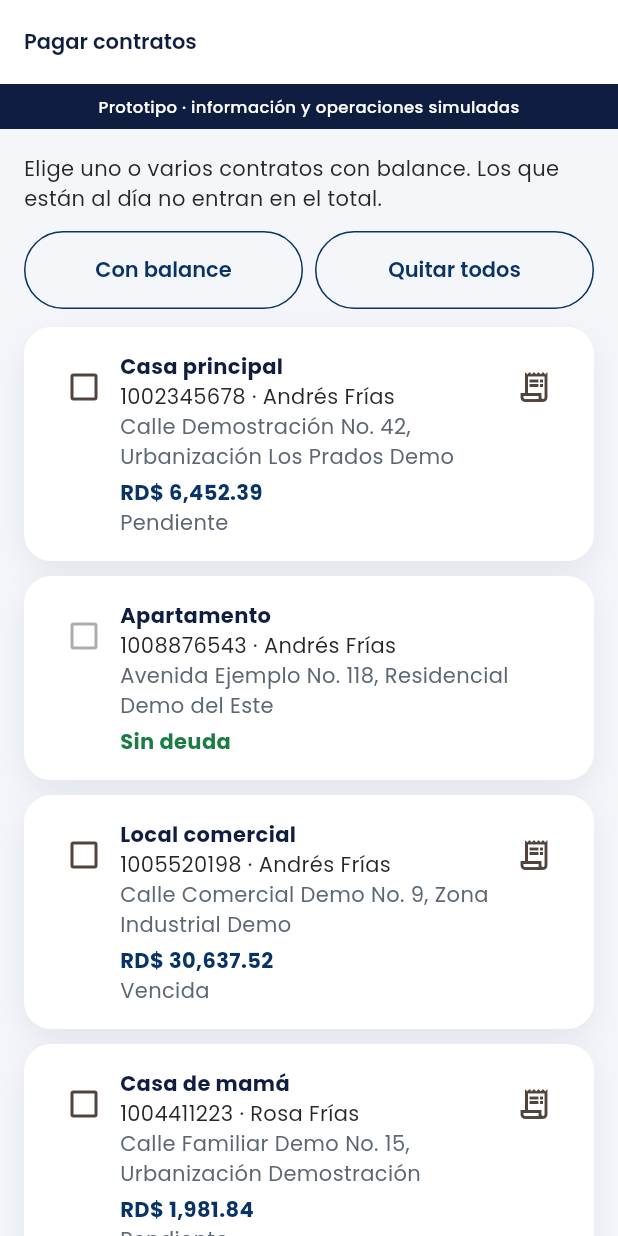
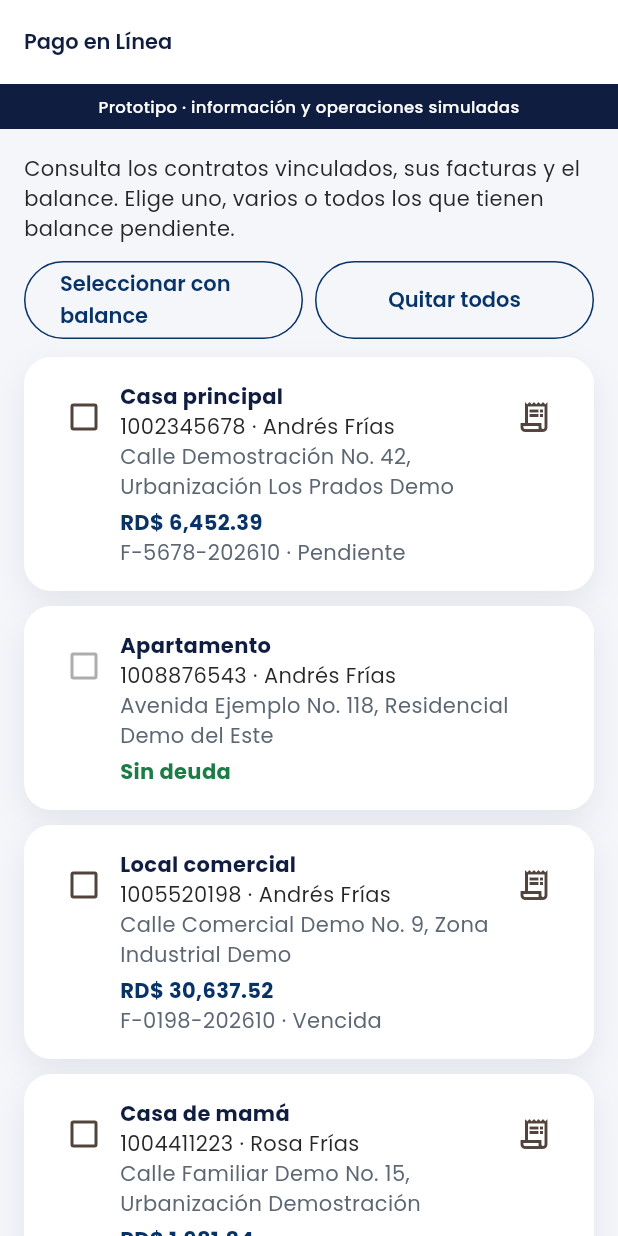
Before and after one commit to SentenciaSQL/edesur-app, a Flutter app: the MultiPaymentScreen screen opened by its route, on a phone screen of 412 x 824 dp. Run offline on Flutter 3.47's test engine with Material 3 defaults, Android fonts, the phone set to English and light mode, and no system bars; our stand-ins replace dio, fl_chart, flutter_riverpod, go_router, image_picker, pdf and 2 more; accounts and stored records are empty.

Commit message:
Dejar el suministro en solo lectura y priorizar Pago en Línea.
El alias es el único dato editable del contrato y se guarda en el dispositivo. El centro de accesos rápidos abre con Pago en Línea para pagar uno o varios contratos con tarjeta.

Co-authored-by: Andrés Frías <afriasdev@gmail.com>

```diff
--- a/lib/core/constants/app_constants.dart
+++ b/lib/core/constants/app_constants.dart
@@ -19,6 +19,9 @@ class AppConstants {
   static const demoPhotoAsset = 'assets/demo/foto_averia.png';
 
   static const schemaVersion = 4;
+  static const aliasMaxLength = 40;
+  static const emptyAliasMessage = 'Escribe un alias para identificar el contrato.';
+  static const longAliasMessage = 'El alias puede tener hasta 40 caracteres.';
   static const cannotUnlinkOwnContract =
       'No puedes eliminar este contrato porque figuras como su titular. Para gestionar la titularidad del suministro, debes realizar el trámite correspondiente con EDESUR.';
   static const storageKey = 'edesur_demo_snapshot_v1';
--- a/lib/domain/entities/entities.dart
+++ b/lib/domain/entities/entities.dart
@@ -157,8 +157,6 @@ class ContractAccount {
 
   ContractAccount copyWith({
     ServiceStatus? serviceStatus,
-    String? address,
-    String? sector,
     String? alias,
   }) {
     return ContractAccount(
@@ -167,8 +165,8 @@ class ContractAccount {
       alias: alias ?? this.alias,
       holderName: holderName,
       cedula: cedula,
-      address: address ?? this.address,
-      sector: sector ?? this.sector,
+      address: address,
+      sector: sector,
       municipality: municipality,
       province: province,
       clientType: clientType,
--- a/lib/domain/repositories/repositories.dart
+++ b/lib/domain/repositories/repositories.dart
@@ -5,11 +5,6 @@ abstract class AccountRepository {
   Future<DemoSnapshot> updatePassword(String password);
   Future<DemoSnapshot> updatePrefs(NotificationPrefs prefs);
   Future<DemoSnapshot> selectContract(String contractId);
-  Future<DemoSnapshot> updateContractAddress({
-    required String contractId,
-    required String address,
-    required String sector,
-  });
   Future<DemoSnapshot> updateAlias({required String contractId, required String alias});
   Future<DemoSnapshot> linkContract({
     required ContractAccount contract,
--- a/lib/features/dashboard/dashboard_screen.dart
+++ b/lib/features/dashboard/dashboard_screen.dart
@@ -73,6 +73,8 @@ class DashboardScreen extends ConsumerWidget {
                     ),
                     const SizedBox(height: 8),
                     Text(snapshot.user.name, style: const TextStyle(fontSize: 18, fontWeight: FontWeight.w700, color: AppColors.navyDeep)),
+                    if (contract.alias.trim().isNotEmpty)
+                      Text(contract.alias.trim(), style: const TextStyle(fontSize: 16, fontWeight: FontWeight.w700, color: AppColors.navy)),
                     Text('Contrato ${contract.number}', style: const TextStyle(color: AppColors.navy, fontWeight: FontWeight.w600)),
                     const SizedBox(height: 6),
                     Text(contract.address, style: const TextStyle(color: AppColors.ink)),
--- a/lib/features/payments/multi_payment_screen.dart
+++ b/lib/features/payments/multi_payment_screen.dart
@@ -78,12 +78,24 @@ class _MultiPaymentScreenState extends ConsumerState<MultiPaymentScreen> {
   @override
   Widget build(BuildContext context) {
     if (_processing) {
-      return const Scaffold(
-        body: Center(child: Padding(padding: EdgeInsets.all(32), child: Column(mainAxisSize: MainAxisSize.min, children: [
-          CircularProgressIndicator(),
-          SizedBox(height: 18),
-          Text('Procesando un solo pago para varios contratos', textAlign: TextAlign.center, style: TextStyle(fontWeight: FontWeight.w700, fontSize: 18)),
-        ]))),
+      return Scaffold(
+        body: Center(
+          child: Padding(
+            padding: const EdgeInsets.all(32),
+            child: Column(
+              mainAxisSize: MainAxisSize.min,
+              children: [
+                const CircularProgressIndicator(),
+                const SizedBox(height: 18),
+                Text(
+                  _selected.length > 1 ? 'Procesando un solo pago para varios contratos' : 'Procesando el pago del contrato',
+                  textAlign: TextAlign.center,
+                  style: const TextStyle(fontWeight: FontWeight.w700, fontSize: 18),
+                ),
+              ],
+            ),
+          ),
+        ),
       );
     }
     final result = _result;
@@ -103,7 +115,10 @@ class _MultiPaymentScreenState extends ConsumerState<MultiPaymentScreen> {
                 const SizedBox(height: 8),
                 Text('${result.number} · ${formatMoney(result.total)}', style: const TextStyle(fontWeight: FontWeight.w700, color: AppColors.navy)),
                 const SizedBox(height: 20),
-                FilledButton(onPressed: () => context.push(Routes.transaction(result.id)), child: const Text('Ver comprobante consolidado')),
+                FilledButton(
+                  onPressed: () => context.push(Routes.transaction(result.id)),
+                  child: Text(result.lines.length > 1 ? 'Ver comprobante consolidado' : 'Ver comprobante'),
+                ),
                 const SizedBox(height: 8),
                 if (!result.approved)
                   TextButton(onPressed: () => setState(() => _result = null), child: const Text('Intentar de nuevo')),
@@ -120,16 +135,16 @@ class _MultiPaymentScreenState extends ConsumerState<MultiPaymentScreen> {
         final chosen = rows.where((row) => row.invoice != null && _selected.contains(row.invoice!.id)).toList();
         final total = chosen.fold<double>(0, (sum, row) => sum + row.balance);
         return FeatureScaffold(
-          title: _step == 0 ? 'Pagar contratos' : _step == 1 ? 'Resumen' : 'Tarjeta',
+          title: _step == 0 ? 'Pago en Línea' : _step == 1 ? 'Resumen' : 'Tarjeta',
           body: ListView(
             padding: const EdgeInsets.all(16),
             children: [
               if (_step == 0) ...[
-                const Text('Elige uno o varios contratos con balance. Los que están al día no entran en el total.'),
+                const Text('Consulta los contratos vinculados, sus facturas y el balance. Elige uno, varios o todos los que tienen balance pendiente.'),
                 const SizedBox(height: 12),
                 Row(
                   children: [
-                    Expanded(child: OutlinedButton(onPressed: () => _selectOpen(snapshot), child: const Text('Con balance'))),
+                    Expanded(child: OutlinedButton(onPressed: () => _selectOpen(snapshot), child: const Text('Seleccionar con balance'))),
                     const SizedBox(width: 8),
                     Expanded(child: OutlinedButton(onPressed: () => setState(_selected.clear), child: const Text('Quitar todos'))),
                   ],
@@ -261,7 +276,8 @@ class _ContractPayTile extends StatelessWidget {
                 Text(row.contract.address, style: const TextStyle(color: AppColors.muted)),
                 const SizedBox(height: 4),
                 Text(open ? formatMoney(row.balance) : 'Sin deuda', style: TextStyle(fontWeight: FontWeight.w700, color: open ? AppColors.navy : AppColors.green)),
-                if (row.invoice != null) Text(invoiceStatusLabel(row.invoice!.status), style: const TextStyle(color: AppColors.muted)),
+                if (row.invoice != null)
+                  Text('${row.invoice!.number} · ${invoiceStatusLabel(row.invoice!.status)}', style: const TextStyle(color: AppColors.muted)),
               ],
             ),
           ),
```
Also changed, not shown: lib/application/app_controller.dart (+0 -9 lines), lib/data/repositories/mock_repositories.dart (+18 -15 lines), lib/features/contracts/contract_screens.dart (+143 -59 lines), lib/features/dashboard/quick_access_sheet.dart (+60 -9 lines), 1 other file.
